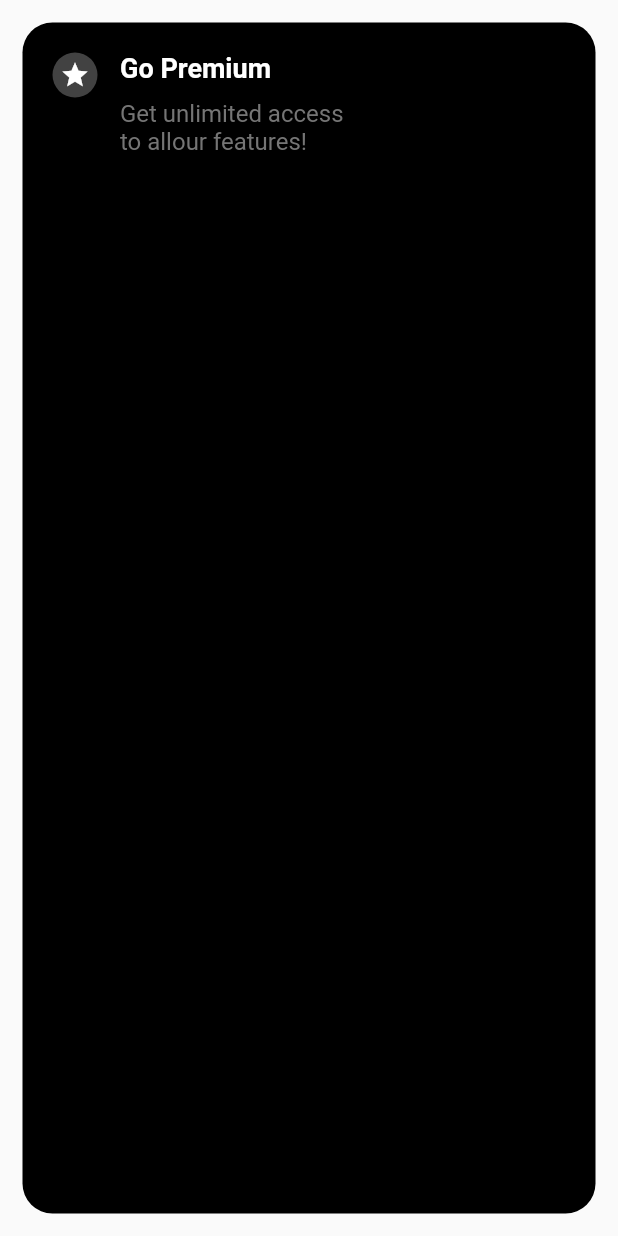
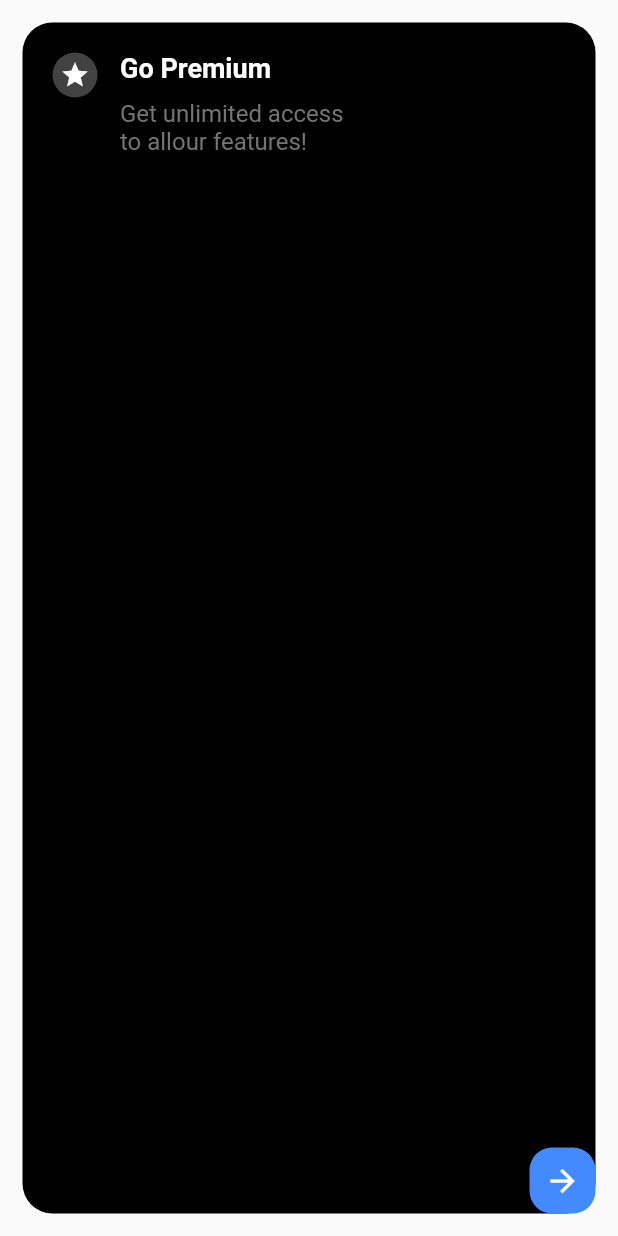
Before and after one commit to huynguyen09bka/TaskApp, a Flutter app: the GoPremium widget shown alone on an empty page, opened directly, on a phone screen of 412 x 824 dp. Run offline on Flutter 3.47's test engine with Material 2 defaults, Android fonts, the phone set to English and light mode, and no system bars; network calls fail.

Commit message:
Task model

```diff
--- /dev/null
+++ b/lib/models/task.dart
@@ -0,0 +1,53 @@
+import 'package:flutter/material.dart';
+import 'package:taskapp/constants/colors.dart';
+
+class Task {
+  IconData? iconData;
+  String? title;
+  Color? bgColor;
+  Color? iconColor;
+  Color? btnColor;
+  num? left;
+  num? done;
+  bool? isLast;
+
+  Task(
+      {this.iconData,
+      this.title,
+      this.bgColor,
+      this.iconColor,
+      this.btnColor,
+      this.left,
+      this.done,
+      this.isLast});
+
+  static List<Task> generateTasks() {
+    return [
+      Task(
+          iconData: Icons.person_rounded,
+          title: 'Personal',
+          bgColor: kYellowLight,
+          iconColor: kYellowDark,
+          btnColor: kYellow,
+          left: 3,
+          done: 1),
+      Task(
+          iconData: Icons.cases_rounded,
+          title: 'Work',
+          bgColor: kRedLight,
+          iconColor: kRedDark,
+          btnColor: kRed,
+          left: 2,
+          done: 8),
+      Task(
+          iconData: Icons.favorite_rounded,
+          title: 'Health',
+          bgColor: kBlueLight,
+          iconColor: kBlueDark,
+          btnColor: kBlue,
+          left: 1,
+          done: 1),
+      Task(isLast: true)
+    ];
+  }
+}
--- a/lib/screens/home/widgets/go_premium.dart
+++ b/lib/screens/home/widgets/go_premium.dart
@@ -5,39 +5,38 @@ class GoPremium extends StatelessWidget {
 
   @override
   Widget build(BuildContext context) {
-    return Container(
-      child: Stack(
+    return Stack(
       children: [
         Container(
-            margin: EdgeInsets.all(15),
-            padding: EdgeInsets.all(20),
+          margin: const EdgeInsets.all(15),
+          padding: const EdgeInsets.all(20),
           decoration: BoxDecoration(
               color: Colors.black, borderRadius: BorderRadius.circular(20)),
           child: Row(
             crossAxisAlignment: CrossAxisAlignment.start,
             children: [
               Container(
-                  padding: EdgeInsets.all(5),
+                padding: const EdgeInsets.all(5),
                 decoration: BoxDecoration(
                     color: Colors.grey[800], shape: BoxShape.circle),
-                  child: Icon(
+                child: const Icon(
                   Icons.star,
                   color: Colors.white,
                   size: 20,
                 ),
               ),
-                SizedBox(width: 15),
+              const SizedBox(width: 15),
               Column(
                 crossAxisAlignment: CrossAxisAlignment.start,
                 children: [
-                    Text(
+                  const Text(
                     'Go Premium',
                     style: TextStyle(
                         fontSize: 18,
                         fontWeight: FontWeight.bold,
                         color: Colors.white),
                   ),
-                    SizedBox(height: 10),
+                  const SizedBox(height: 10),
                   Text(
                     'Get unlimited access\nto allour features!',
                     style: TextStyle(fontSize: 16, color: Colors.grey[600]),
@@ -46,9 +45,18 @@ class GoPremium extends StatelessWidget {
               )
             ],
           ),
-          )
+        ),
+        Positioned(
+            bottom: 15,
+            right: 15,
+            child: Container(
+              padding: const EdgeInsets.all(10),
+              decoration: BoxDecoration(
+                  color: Colors.blueAccent,
+                  borderRadius: BorderRadius.circular(15)),
+              child: const Icon(Icons.arrow_forward, color: Colors.white),
+            ))
       ],
-      ),
     );
   }
 }
```
Also changed, not shown: lib/screens/home/home.dart (+15 -3 lines), lib/screens/home/widgets/tasks.dart (added, +28 -0 lines). Lines whose indentation alone changed are shown as unchanged.
